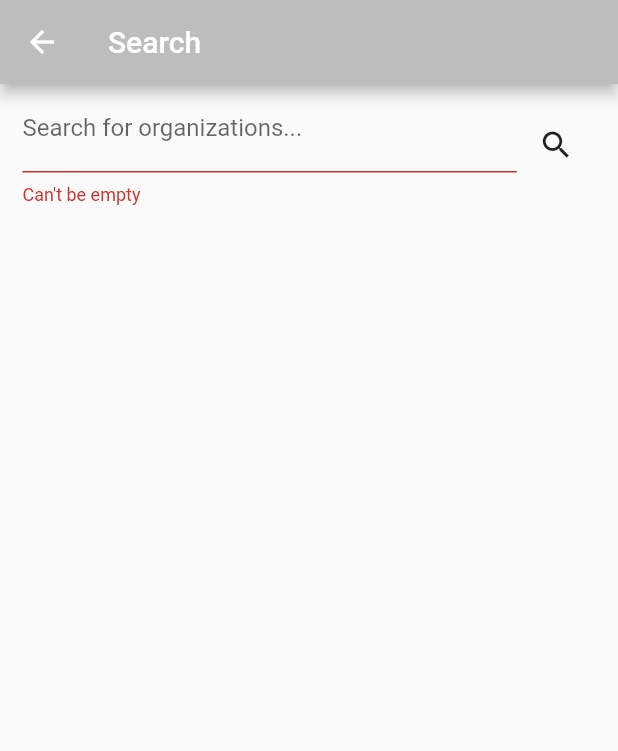
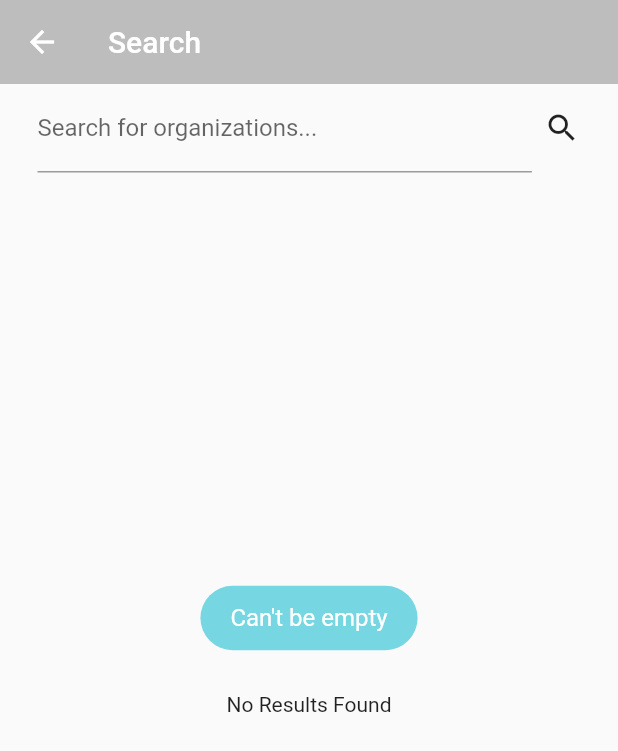
Before and after one commit to JZ-Jun/impact_chodi, a Flutter app: the search_page screen opened directly with empty values, after a tap on the "search" icon, on a phone screen of 412 x 824 dp. Shown: the top 751 px of the screen. Run offline on Flutter 3.47's test engine with Material 2 defaults, Android fonts, the light colour scheme and no system bars; our stand-ins replace cached_network_image, cloud_firestore, firebase_auth, firebase_core, firebase_storage, flutter_svg and 6 more; accounts and stored records are empty.

Commit message:
Search Function in For You

```diff
--- a/chodi_foryou_2022/chodi_login-format2022-main/chodi_login/lib/screens/foryou/for_you_screen.dart
+++ b/chodi_foryou_2022/chodi_login-format2022-main/chodi_login/lib/screens/foryou/for_you_screen.dart
@@ -193,7 +193,7 @@
                         height: 150,
                         child: ListView.builder(
                             itemBuilder: (context, index) {
-                              return buildItem(index, ngoList[index]);
+                              return buildItem(ngoList[index]);
                             },
                             itemCount: ngoList.length,
                             scrollDirection: Axis.horizontal),
@@ -232,7 +232,7 @@
                         height: 150,
                         child: ListView.builder(
                             itemBuilder: (context, index) {
-                              return buildItem(index, ngoList[index]);
+                              return buildItem(ngoList[index]);
                             },
                             itemCount: ngoList.length,
                             scrollDirection: Axis.horizontal),
@@ -262,7 +262,7 @@
         });
   }
 
-  buildItem(int index, NonProfitOrg ngo) {
+  buildItem(NonProfitOrg ngo) {
     return GestureDetector(
         onTap: () {
           Navigator.push(context, MaterialPageRoute(builder: (context) {
--- a/chodi_foryou_2022/chodi_login-format2022-main/chodi_login/lib/screens/foryou/search_page.dart
+++ b/chodi_foryou_2022/chodi_login-format2022-main/chodi_login/lib/screens/foryou/search_page.dart
@@ -2,10 +2,9 @@
 
 import 'package:cached_network_image/cached_network_image.dart';
 import 'package:flutter/material.dart';
-import 'package:firestore_search/firestore_search.dart';
-
 import 'package:flutter_chodi_app/models/nonprofit_organization.dart';
 import 'package:flutter_chodi_app/screens/foryou/detail_page.dart';
+import 'package:fluttertoast/fluttertoast.dart';
 
 class search_page extends StatefulWidget {
   List<NonProfitOrg> ngoList = [];
@@ -20,16 +19,9 @@
 // ignore: camel_case_types
 class search_page_state extends State<search_page> {
   final _searchController = TextEditingController();
+  final scrollController = ScrollController();
+
   List<NonProfitOrg> searchList = []; //include only search results
-
-  String? get _errorText {
-    final text = _searchController.value.text;
-
-    if (text.isEmpty) {
-      return 'Can\'t be empty';
-    }
-    return null;
-  }
 
   @override
   void initState() {
@@ -38,73 +30,20 @@
 
   @override
   Widget build(BuildContext context) {
-    /*
-    return FirestoreSearchScaffold(
-      firestoreCollectionName: 'Nonprofits',
-      searchBy: 'Name',
-      scaffoldBody: const Center(child: Text("No results")),
-      dataListFromSnapshot: NonProfitOrg().dataListFromSnapshot,
-      builder: (context, snapshot) {
-        if (snapshot.hasData) {
-          final List<NonProfitOrg>? dataList = snapshot.data;
-          if (dataList!.isEmpty) {
-            return const Center(
-              child: Text('No Results Returned'),
-            );
-          }
-          return ListView.builder(
-              itemCount: dataList.length,
-              itemBuilder: (context, index) {
-                final NonProfitOrg data = dataList[index];
-
-                return Column(
-                  mainAxisSize: MainAxisSize.min,
-                  mainAxisAlignment: MainAxisAlignment.center,
-                  crossAxisAlignment: CrossAxisAlignment.start,
-                  children: [
-                    Padding(
-                      padding: const EdgeInsets.all(8.0),
-                      child: Text(
-                        data.name!,
-                        style: Theme.of(context).textTheme.headline6,
-                      ),
-                    ),
-                    Padding(
-                      padding: const EdgeInsets.only(
-                          bottom: 8.0, left: 8.0, right: 8.0),
-                      child: Text('add data',
-                          style: Theme.of(context).textTheme.bodyText1),
-                    )
-                  ],
-                );
-              });
-        }
-
-        if (snapshot.connectionState == ConnectionState.done) {
-          if (!snapshot.hasData) {
-            return const Center(
-              child: Text('No Results Returned'),
-            );
-          }
-        }
-        return const Center(
-          child: CircularProgressIndicator(),
-        );
-      },
-    );
-    */
-
     return ValueListenableBuilder(
         valueListenable: _searchController,
         builder: (context, TextEditingValue value, __) {
           return Scaffold(
               appBar: AppBar(
                 title: const Text('Search'),
+                elevation: 0,
                 backgroundColor: Colors.grey.shade400,
               ),
-            body: Container(
+              body: Column(
+                children: <Widget>[
+                  Container(
                     padding: const EdgeInsets.only(
-                  left: 15.0, right: 15.0, top: 0, bottom: 15),
+                        left: 25.0, right: 25.0, top: 0, bottom: 0),
                     child: Column(
                       children: [
                         Row(
@@ -113,9 +52,9 @@
                               width: MediaQuery.of(context).size.width * 0.8,
                               child: TextField(
                                 controller: _searchController,
-                          decoration: InputDecoration(
+                                decoration: const InputDecoration(
                                   labelText: 'Search for organizations...',
-                              errorText: _errorText),
+                                ),
                               ),
                             ),
                             Expanded(
@@ -124,33 +63,57 @@
                                     child: IconButton(
                                         icon: const Icon(Icons.search),
                                         onPressed: () {
+                                          searchList.clear();
                                           //reset searchList
-                                  searchList = [];
-
+                                          if (_searchController.text.isEmpty) {
+                                            _showToast('Can\'t be empty');
+                                          } else {
                                             for (var i in widget.ngoList) {
-                                    if (i.name!.toLowerCase().contains(
-                                        _searchController.text.toLowerCase())) {
+                                              if (i.name!
+                                                  .toLowerCase()
+                                                  .contains(_searchController
+                                                      .text
+                                                      .toLowerCase())) {
                                                 searchList.add(i);
-
-                                      log(i.name!);
                                               }
                                             }
-                                },
-                              ))),
+                                          }
+                                        }))),
                           ],
                         ),
                       ],
                     ),
                   ),
-          );
+                  Flexible(
+                      child: searchList.isNotEmpty
+                          ? Container(
+                              padding: const EdgeInsets.all(15),
+                              child: GridView.builder(
+                                  gridDelegate:
+                                      const SliverGridDelegateWithFixedCrossAxisCount(
+                                          crossAxisCount: 2,
+                                          mainAxisSpacing: 10.0,
+                                          crossAxisSpacing: 10.0,
+                                          childAspectRatio: 1.0),
+                                  shrinkWrap: true,
+                                  itemBuilder: (context, index) {
+                                    return buildItem(index);
+                                  },
+                                  itemCount: searchList.length),
+                            )
+                          : const Center(child: Text('No Results Found'))),
+                ],
+              ));
         });
   }
 
-  buildItem(NonProfitOrg ngo) {
+  buildItem(int index) {
     return GestureDetector(
         onTap: () {
           Navigator.push(context, MaterialPageRoute(builder: (context) {
-            return Detail_Page(ngoInfo: ngo);
+            return Detail_Page(
+              ngoInfo: searchList[index],
+            );
           }));
         },
         child: Container(
@@ -167,13 +130,12 @@
                     spreadRadius: 1.0)
               ]),
           child: Column(
-            crossAxisAlignment: CrossAxisAlignment.start,
+            crossAxisAlignment: CrossAxisAlignment.center,
             children: [
               SizedBox(
-                width: 120,
-                height: 110,
+                height: 140,
                 child: CachedNetworkImage(
-                  imageUrl: ngo.imageURL!, //testing image
+                  imageUrl: searchList[index].imageURL!, //testing image
                   placeholder: (context, url) =>
                       const CircularProgressIndicator(),
                   errorWidget: (context, url, error) => const Icon(Icons.error),
@@ -181,15 +143,26 @@
               ),
               Expanded(
                   child: Container(
-                width: 120,
-                alignment: Alignment.centerLeft,
+                alignment: Alignment.center,
                 color: Colors.grey.shade200,
                 padding: const EdgeInsets.only(left: 5),
-                child: Text(ngo.name!, style: const TextStyle(fontSize: 10)),
+                child: Text(searchList[index].name!,
+                    style: const TextStyle(fontSize: 10)),
               ))
             ],
           ),
         ));
+  }
+
+  _showToast(String msg) {
+    Fluttertoast.showToast(
+        msg: msg,
+        toastLength: Toast.LENGTH_SHORT,
+        gravity: ToastGravity.CENTER,
+        timeInSecForIosWeb: 1,
+        backgroundColor: const Color(0xFF76D6E1),
+        textColor: Colors.white,
+        fontSize: 16.0);
   }
 
   @override
--- a/chodi_foryou_2022/chodi_login-format2022-main/chodi_login/pubspec.yaml
+++ b/chodi_foryou_2022/chodi_login-format2022-main/chodi_login/pubspec.yaml
@@ -43,7 +43,6 @@
   firebase_core: ^1.13.1
   firebase_auth: ^3.3.9
   firebase_storage: ^10.2.9
-  firestore_search: ^0.1.9
   cloud_firestore: ^3.1.10
   google_sign_in: ^5.2.4
   intl: ^0.17.0
```
Also changed, not shown: chodi_foryou_2022/chodi_login-format2022-main/chodi_login/pubspec.lock. Lines whose indentation alone changed are shown as unchanged.
